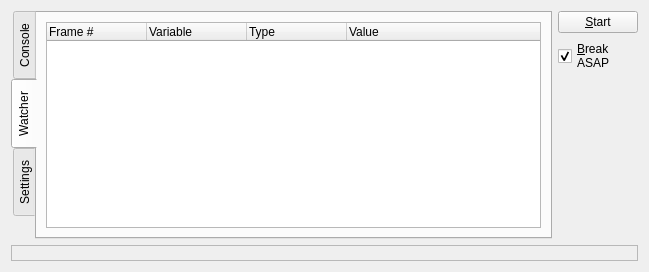
Before: the Qt Designer form plugins/debugger/DebuggerWidget.ui in mupuf/arduide, drawn with Qt 5.
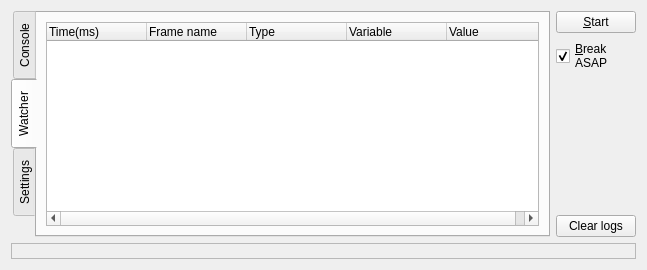
After: the same form once the commit is applied. The open tabs and pages were chosen to show the change. Custom widgets are drawn as their Qt base class.

```diff
--- a/plugins/debugger/DebuggerWidget.ui
+++ b/plugins/debugger/DebuggerWidget.ui
@@ -6,8 +6,8 @@
    <rect>
     <x>0</x>
     <y>0</y>
-    <width>649</width>
-    <height>272</height>
+    <width>647</width>
+    <height>270</height>
    </rect>
   </property>
   <property name="windowTitle">
@@ -56,12 +56,12 @@
             <widget class="QTreeWidget" name="treeWidget">
              <column>
               <property name="text">
-               <string>Frame #</string>
+               <string>Time(ms)</string>
               </property>
              </column>
              <column>
               <property name="text">
-               <string>Variable</string>
+               <string>Frame name</string>
               </property>
              </column>
              <column>
@@ -69,6 +69,11 @@
                <string>Type</string>
               </property>
              </column>
+             <column>
+              <property name="text">
+               <string>Variable</string>
+              </property>
+             </column>
              <column>
               <property name="text">
                <string>Value</string>
@@ -165,6 +170,13 @@
            </property>
           </spacer>
          </item>
+         <item>
+          <widget class="QPushButton" name="pushClearLogs">
+           <property name="text">
+            <string>Clear logs</string>
+           </property>
+          </widget>
+         </item>
         </layout>
        </item>
       </layout>
```
Left out of the diff: 4 changed lines with no effect on the pictures.
